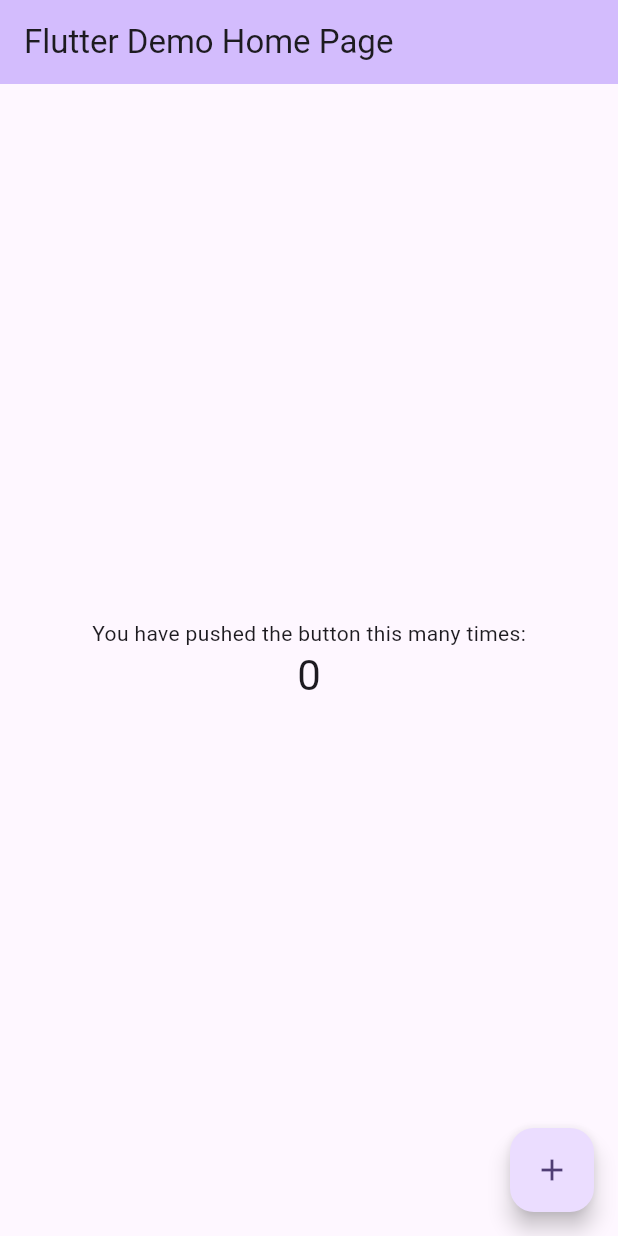
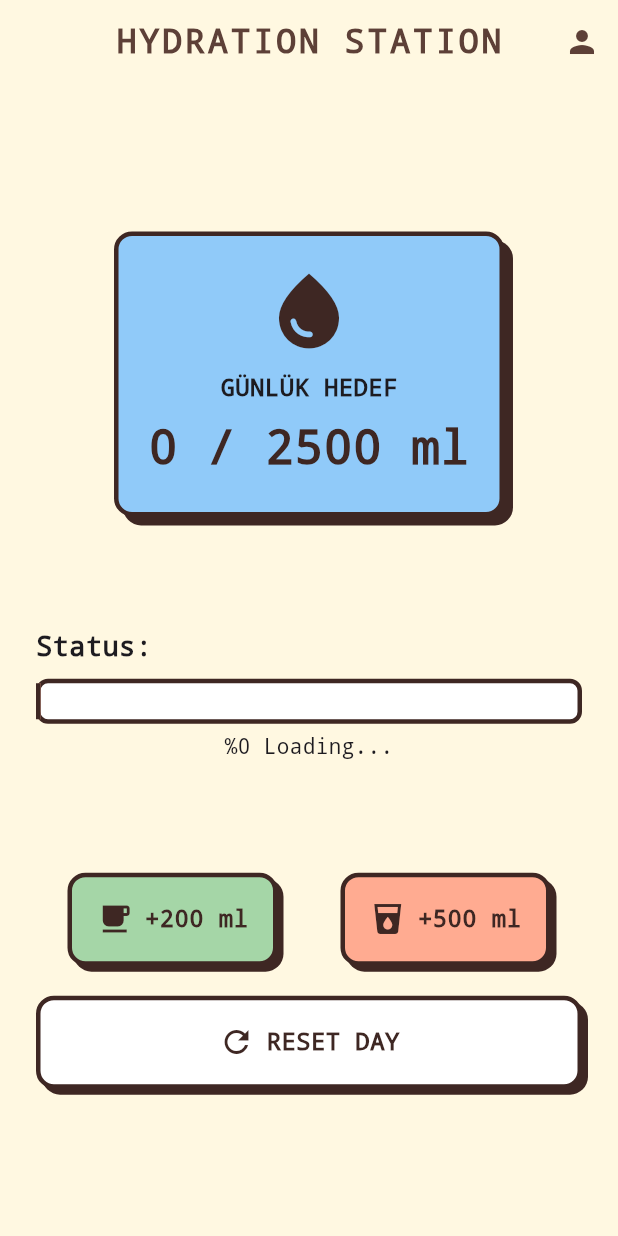
Before and after one commit to ipekucan/ilkuygulamam, a Flutter app: the screen it shows after launch, on a phone screen of 412 x 824 dp. Run offline on Flutter 3.47's test engine with Material 3 defaults, Android fonts, the light colour scheme and no system bars.

```diff
--- /dev/null
+++ b/lib/core/constants/color_constants.dart
@@ -0,0 +1,10 @@
+import 'package:flutter/material.dart';
+
+class AppColors {
+  static const Color background = Color(0xFFFFF8E1); // Krem Rengi
+  static const Color primary = Color(0xFFFFAB91);    // Pastel Mercan
+  static const Color secondary = Color(0xFFA5D6A7);  // Pastel Yeşil
+  static const Color accent = Color(0xFF90CAF9);     // Pastel Mavi
+  static const Color text = Color(0xFF5D4037);       // Koyu Kahve
+  static const Color border = Color(0xFF3E2723);     // Kalın Kenarlıklar
+}
--- /dev/null
+++ b/lib/features/home/screens/home_screen.dart
@@ -0,0 +1,158 @@
+import 'package:flutter/material.dart';
+import '../../../core/constants/color_constants.dart';
+import '../../../widgets/retro_button.dart';
+import '../../profile/screens/profile_screen.dart'; // Profil sayfasına erişim
+
+class WaterHomePage extends StatefulWidget {
+  const WaterHomePage({super.key});
+
+  @override
+  State<WaterHomePage> createState() => _WaterHomePageState();
+}
+
+class _WaterHomePageState extends State<WaterHomePage> {
+  int _currentIntake = 0;
+  final int _dailyGoal = 2500;
+
+  void _addWater(int amount) {
+    setState(() {
+      _currentIntake += amount;
+    });
+  }
+
+  void _resetDay() {
+    setState(() {
+      _currentIntake = 0;
+    });
+  }
+
+  @override
+  Widget build(BuildContext context) {
+    double progress = (_currentIntake / _dailyGoal).clamp(0.0, 1.0);
+
+    return Scaffold(
+      appBar: AppBar(
+        backgroundColor: AppColors.background,
+        elevation: 0,
+        centerTitle: true,
+        title: const Text(
+          "HYDRATION STATION",
+          style: TextStyle(
+            fontWeight: FontWeight.bold,
+            color: AppColors.text,
+            letterSpacing: 2.0,
+            fontFamily: 'Courier',
+          ),
+        ),
+        // SAĞ ÜSTTEKİ PROFİL İKONU
+        actions: [
+          IconButton(
+            icon: const Icon(Icons.person, color: AppColors.text),
+            onPressed: () {
+              Navigator.push(
+                context,
+                MaterialPageRoute(builder: (context) => const ProfileScreen()),
+              );
+            },
+          ),
+        ],
+      ),
+      body: Padding(
+        padding: const EdgeInsets.all(24.0),
+        child: Column(
+          mainAxisAlignment: MainAxisAlignment.spaceEvenly,
+          children: [
+            // Bilgi Kartı
+            Container(
+              padding: const EdgeInsets.all(20),
+              decoration: BoxDecoration(
+                color: AppColors.accent,
+                border: Border.all(color: AppColors.border, width: 3),
+                boxShadow: const [BoxShadow(color: AppColors.border, offset: Offset(6, 6))],
+                borderRadius: BorderRadius.circular(12),
+              ),
+              child: Column(
+                children: [
+                  const Icon(Icons.water_drop, size: 60, color: AppColors.border),
+                  const SizedBox(height: 10),
+                  const Text("GÜNLÜK HEDEF", style: TextStyle(fontFamily: 'Courier', fontSize: 16, fontWeight: FontWeight.bold)),
+                  const SizedBox(height: 5),
+                  Text(
+                    "$_currentIntake / $_dailyGoal ml",
+                    style: const TextStyle(fontFamily: 'Courier', fontSize: 32, fontWeight: FontWeight.bold, color: AppColors.border),
+                  ),
+                ],
+              ),
+            ),
+
+            // İlerleme Çubuğu
+            Column(
+              children: [
+                const Align(
+                  alignment: Alignment.centerLeft,
+                  child: Text("Status:", style: TextStyle(fontFamily: 'Courier', fontSize: 18, fontWeight: FontWeight.bold)),
+                ),
+                const SizedBox(height: 8),
+                Container(
+                  height: 30,
+                  width: double.infinity,
+                  decoration: BoxDecoration(
+                    color: Colors.white,
+                    border: Border.all(color: AppColors.border, width: 3),
+                    borderRadius: BorderRadius.circular(8),
+                  ),
+                  child: FractionallySizedBox(
+                    alignment: Alignment.centerLeft,
+                    widthFactor: progress,
+                    child: Container(
+                      decoration: BoxDecoration(
+                        color: progress == 1.0 ? AppColors.secondary : AppColors.primary,
+                        border: const Border(right: BorderSide(color: AppColors.border, width: 3)),
+                      ),
+                    ),
+                  ),
+                ),
+                const SizedBox(height: 5),
+                Text(
+                  progress == 1.0 ? "HEDEF TAMAMLANDI! 🎉" : "%${(progress * 100).toInt()} Loading...",
+                  style: const TextStyle(fontFamily: 'Courier', fontSize: 14),
+                ),
+              ],
+            ),
+
+            // Butonlar
+            Column(
+              children: [
+                Row(
+                  mainAxisAlignment: MainAxisAlignment.spaceAround,
+                  children: [
+                    RetroButton(
+                      label: "+200 ml",
+                      color: AppColors.secondary,
+                      icon: Icons.local_cafe,
+                      onTap: () => _addWater(200),
+                    ),
+                    RetroButton(
+                      label: "+500 ml",
+                      color: AppColors.primary,
+                      icon: Icons.local_drink,
+                      onTap: () => _addWater(500),
+                    ),
+                  ],
+                ),
+                const SizedBox(height: 20),
+                RetroButton(
+                  label: "RESET DAY",
+                  color: Colors.white,
+                  icon: Icons.refresh,
+                  isWide: true,
+                  onTap: _resetDay,
+                ),
+              ],
+            ),
+          ],
+        ),
+      ),
+    );
+  }
+}
--- /dev/null
+++ b/lib/features/profile/screens/profile_screen.dart
@@ -0,0 +1,77 @@
+import 'package:flutter/material.dart';
+import '../../../core/constants/color_constants.dart'; // Renkler için 3 klasör yukarı çıktık
+
+class ProfileScreen extends StatelessWidget {
+  const ProfileScreen({super.key});
+
+  @override
+  Widget build(BuildContext context) {
+    return Scaffold(
+      backgroundColor: AppColors.background,
+      appBar: AppBar(
+        backgroundColor: AppColors.background,
+        elevation: 0,
+        title: const Text(
+          "PROFILE",
+          style: TextStyle(
+            fontFamily: 'Courier',
+            fontWeight: FontWeight.bold,
+            color: AppColors.text,
+          ),
+        ),
+        iconTheme: const IconThemeData(color: AppColors.text), // Geri butonu rengi
+      ),
+      body: Center(
+        child: Column(
+          mainAxisAlignment: MainAxisAlignment.center,
+          children: [
+            // Profil Resmi Kutusu
+            Container(
+              width: 120,
+              height: 120,
+              decoration: BoxDecoration(
+                color: AppColors.accent,
+                border: Border.all(color: AppColors.border, width: 3),
+                borderRadius: BorderRadius.circular(60),
+              ),
+              child: const Icon(Icons.person, size: 60, color: AppColors.border),
+            ),
+            const SizedBox(height: 20),
+
+            // Kullanıcı Adı
+            const Text(
+              "PLAYER 1",
+              style: TextStyle(
+                fontFamily: 'Courier',
+                fontSize: 24,
+                fontWeight: FontWeight.bold,
+                color: AppColors.text,
+              ),
+            ),
+
+            const SizedBox(height: 40),
+
+            // İstatistik Kartı
+            Container(
+              padding: const EdgeInsets.all(20),
+              margin: const EdgeInsets.symmetric(horizontal: 40),
+              decoration: BoxDecoration(
+                color: Colors.white,
+                border: Border.all(color: AppColors.border, width: 3),
+                boxShadow: const [BoxShadow(color: AppColors.border, offset: Offset(4, 4))],
+                borderRadius: BorderRadius.circular(12),
+              ),
+              child: const Column(
+                children: [
+                  Text("TOTAL DRINK", style: TextStyle(fontFamily: 'Courier', fontWeight: FontWeight.bold)),
+                  Divider(color: AppColors.border, thickness: 2),
+                  Text("12,500 ml", style: TextStyle(fontFamily: 'Courier', fontSize: 20, color: AppColors.primary)),
+                ],
+              ),
+            ),
+          ],
+        ),
+      ),
+    );
+  }
+}
--- a/lib/main.dart
+++ b/lib/main.dart
@@ -1,122 +1,25 @@
 import 'package:flutter/material.dart';
+import 'core/constants/color_constants.dart';
+import 'features/home/screens/home_screen.dart';
 
 void main() {
-  runApp(const MyApp());
+  runApp(const WaterApp());
 }
 
-class MyApp extends StatelessWidget {
-  const MyApp({super.key});
+class WaterApp extends StatelessWidget {
+  const WaterApp({super.key});
 
-  // This widget is the root of your application.
   @override
   Widget build(BuildContext context) {
     return MaterialApp(
-      title: 'Flutter Bengu',
+      debugShowCheckedModeBanner: false,
+      title: 'Retro Water',
       theme: ThemeData(
-        // This is the theme of your application.
-        //
-        // TRY THIS: Try running your application with "flutter run". You'll see
-        // the application has a purple toolbar. Then, without quitting the app,
-        // try changing the seedColor in the colorScheme below to Colors.green
-        // and then invoke "hot reload" (save your changes or press the "hot
-        // reload" button in a Flutter-supported IDE, or press "r" if you used
-        // the command line to start the app).
-        //
-        // Notice that the counter didn't reset back to zero; the application
-        // state is not lost during the reload. To reset the state, use hot
-        // restart instead.
-        //
-        // This works for code too, not just values: Most code changes can be
-        // tested with just a hot reload.
-        colorScheme: .fromSeed(seedColor: Colors.deepPurple),
+        scaffoldBackgroundColor: AppColors.background,
+        fontFamily: 'Courier', // Tüm uygulama için varsayılan font
+        useMaterial3: true,
       ),
-      home: const MyHomePage(title: 'Flutter Demo Home Page'),
+      home: const WaterHomePage(),
     );
   }
 }
-
-class MyHomePage extends StatefulWidget {
-  const MyHomePage({super.key, required this.title});
-
-  // This widget is the home page of your application. It is stateful, meaning
-  // that it has a State object (defined below) that contains fields that affect
-  // how it looks.
-
-  // This class is the configuration for the state. It holds the values (in this
-  // case the title) provided by the parent (in this case the App widget) and
-  // used by the build method of the State. Fields in a Widget subclass are
-  // always marked "final".
-
-  final String title;
-
-  @override
-  State<MyHomePage> createState() => _MyHomePageState();
-}
-
-class _MyHomePageState extends State<MyHomePage> {
-  int _counter = 0;
-
-  void _incrementCounter() {
-    setState(() {
-      // This call to setState tells the Flutter framework that something has
-      // changed in this State, which causes it to rerun the build method below
-      // so that the display can reflect the updated values. If we changed
-      // _counter without calling setState(), then the build method would not be
-      // called again, and so nothing would appear to happen.
-      _counter++;
-    });
-  }
-
-  @override
-  Widget build(BuildContext context) {
-    // This method is rerun every time setState is called, for instance as done
-    // by the _incrementCounter method above.
-    //
-    // The Flutter framework has been optimized to make rerunning build methods
-    // fast, so that you can just rebuild anything that needs updating rather
-    // than having to individually change instances of widgets.
-    return Scaffold(
-      appBar: AppBar(
-        // TRY THIS: Try changing the color here to a specific color (to
-        // Colors.amber, perhaps?) and trigger a hot reload to see the AppBar
-        // change color while the other colors stay the same.
-        backgroundColor: Theme.of(context).colorScheme.inversePrimary,
-        // Here we take the value from the MyHomePage object that was created by
-        // the App.build method, and use it to set our appbar title.
-        title: Text(widget.title),
-      ),
-      body: Center(
-        // Center is a layout widget. It takes a single child and positions it
-        // in the middle of the parent.
-        child: Column(
-          // Column is also a layout widget. It takes a list of children and
-          // arranges them vertically. By default, it sizes itself to fit its
-          // children horizontally, and tries to be as tall as its parent.
-          //
-          // Column has various properties to control how it sizes itself and
-          // how it positions its children. Here we use mainAxisAlignment to
-          // center the children vertically; the main axis here is the vertical
-          // axis because Columns are vertical (the cross axis would be
-          // horizontal).
-          //
-          // TRY THIS: Invoke "debug painting" (choose the "Toggle Debug Paint"
-          // action in the IDE, or press "p" in the console), to see the
-          // wireframe for each widget.
-          mainAxisAlignment: .center,
-          children: [
-            const Text('You have pushed the button this many times:'),
-            Text(
-              '$_counter',
-              style: Theme.of(context).textTheme.headlineMedium,
-            ),
-          ],
-        ),
-      ),
-      floatingActionButton: FloatingActionButton(
-        onPressed: _incrementCounter,
-        tooltip: 'Increment',
-        child: const Icon(Icons.add),
-      ),
-    );
-  }
-}
--- /dev/null
+++ b/lib/widgets/retro_button.dart
@@ -0,0 +1,54 @@
+import 'package:flutter/material.dart';
+import '../core/constants/color_constants.dart'; // Renkleri bir üst klasörden çektik
+
+class RetroButton extends StatelessWidget {
+  final String label;
+  final Color color;
+  final IconData icon;
+  final VoidCallback onTap;
+  final bool isWide;
+
+  const RetroButton({
+    super.key,
+    required this.label,
+    required this.color,
+    required this.icon,
+    required this.onTap,
+    this.isWide = false,
+  });
+
+  @override
+  Widget build(BuildContext context) {
+    return GestureDetector(
+      onTap: onTap,
+      child: Container(
+        width: isWide ? double.infinity : 140,
+        padding: const EdgeInsets.symmetric(vertical: 16, horizontal: 12),
+        decoration: BoxDecoration(
+          color: color,
+          border: Border.all(color: AppColors.border, width: 3),
+          borderRadius: BorderRadius.circular(12),
+          boxShadow: const [
+            BoxShadow(color: AppColors.border, offset: Offset(4, 4))
+          ],
+        ),
+        child: Row(
+          mainAxisAlignment: MainAxisAlignment.center,
+          children: [
+            Icon(icon, color: AppColors.border),
+            const SizedBox(width: 8),
+            Text(
+              label,
+              style: const TextStyle(
+                fontWeight: FontWeight.bold,
+                fontSize: 16,
+                color: AppColors.border,
+                fontFamily: 'Courier', // Font tutarlılığı için ekledik
+              ),
+            ),
+          ],
+        ),
+      ),
+    );
+  }
+}
```
